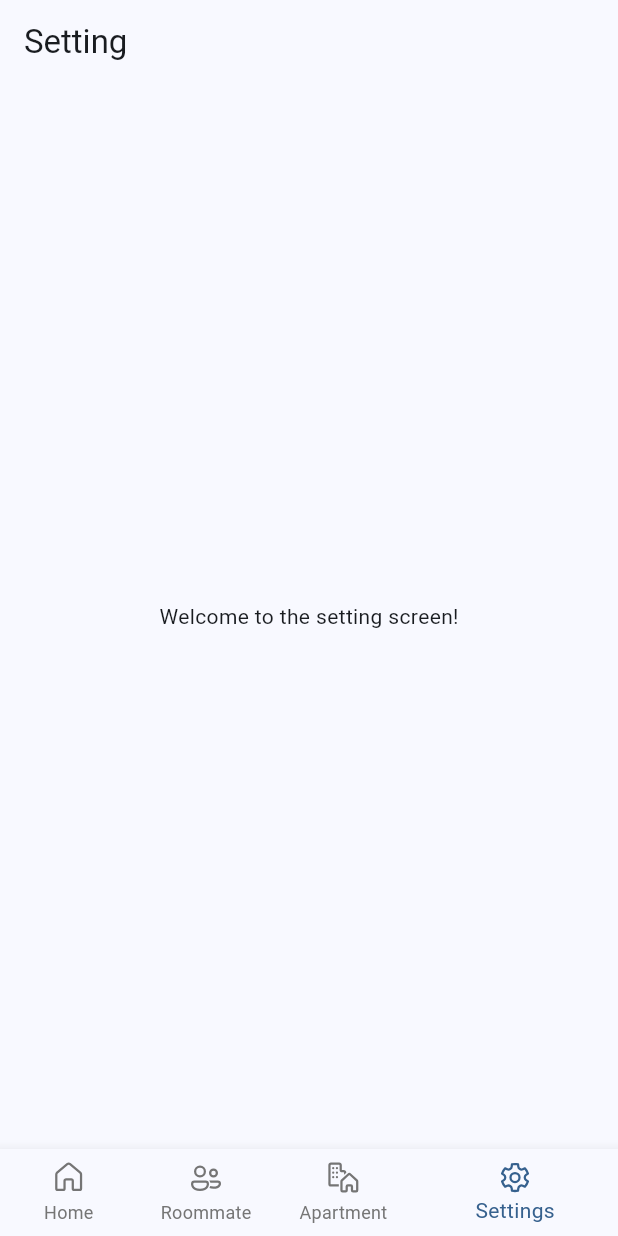
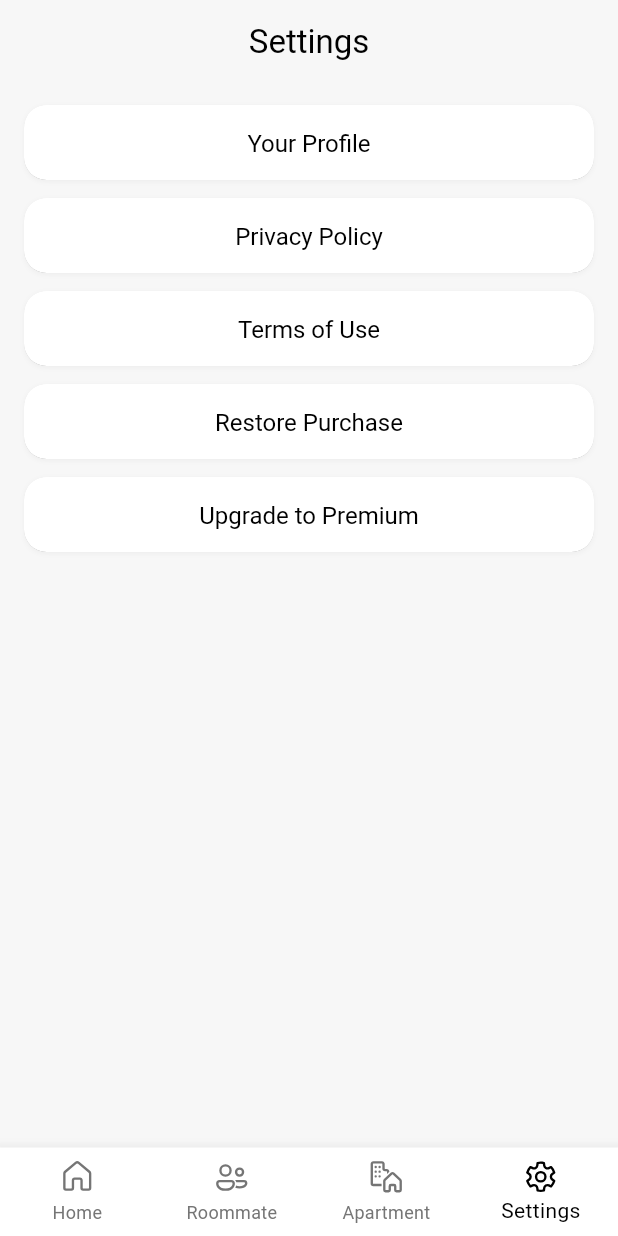
Before and after one commit to AndreasBardram/RoomFinder, a Flutter app: the MainScreen screen opened directly, item 4 of the bottom bar chosen, on a phone screen of 412 x 824 dp. Run offline on Flutter 3.47's test engine with Material 3 defaults, Android fonts, the phone set to English and light mode, and no system bars; our stand-ins replace cloud_firestore, firebase_auth, firebase_core, fluentui_system_icons; accounts and stored records are empty.

Commit message:
styles update

```diff
--- /dev/null
+++ b/room_finder/lib/components/custom_button.dart
@@ -0,0 +1,52 @@
+import 'package:flutter/material.dart';
+
+/// Common ElevatedButton style.
+ButtonStyle customElevatedButtonStyle() {
+  return ElevatedButton.styleFrom(
+    foregroundColor: Colors.black,     // Text color
+    backgroundColor: Colors.white,     // Button background color
+    shape: RoundedRectangleBorder(
+      borderRadius: BorderRadius.circular(15.0),
+    ),
+    padding: const EdgeInsets.symmetric(vertical: 15.0),
+    elevation: 2,
+  );
+}
+
+
+/// A reusable Setting Button that matches the look of your original custom SettingScreen.
+Widget customSettingButton({
+  required BuildContext context,
+  required String label,
+  required VoidCallback onPressed,
+}) {
+  return Container(
+    height: 50,
+    margin: const EdgeInsets.symmetric(vertical: 4),
+    decoration: BoxDecoration(
+      color: Colors.white,
+      borderRadius: BorderRadius.circular(15),
+      boxShadow: [
+        BoxShadow(
+          color: Colors.grey.withOpacity(0.1),
+          blurRadius: 2,
+          offset: const Offset(0, 1),
+        ),
+      ],
+    ),
+    child: ClipRRect(
+      borderRadius: BorderRadius.circular(15),
+      child: ElevatedButton(
+        onPressed: onPressed,
+        style: customElevatedButtonStyle(),
+        child: Text(
+          label,
+          style: Theme.of(context)
+              .textTheme
+              .headlineSmall
+              ?.copyWith(fontSize: 16, color: Colors.black),
+        ),
+      ),
+    ),
+  );
+}
--- a/room_finder/lib/screens/setting_screen.dart
+++ b/room_finder/lib/screens/setting_screen.dart
@@ -1,14 +1,61 @@
 import 'package:flutter/material.dart';
+import '../components/custom_button.dart'; // import your customSettingButton
 
 class SettingsScreen extends StatelessWidget {
   const SettingsScreen({Key? key}) : super(key: key);
 
-    @override
+  @override
   Widget build(BuildContext context) {
+    // Example layout matching your old style:
     return Scaffold(
-      appBar: AppBar(title: const Text('Setting')),
-      body: const Center(
-        child: Text('Welcome to the setting screen!'),
+      appBar: AppBar(
+        title: const Text('Settings'),
+        backgroundColor: const Color(0xFFF7F7F7),
+        elevation: 0,
+        centerTitle: true,
+      ),
+      body: Padding(
+        padding: const EdgeInsets.symmetric(horizontal: 16, vertical: 10),
+        child: Column(
+          crossAxisAlignment: CrossAxisAlignment.stretch,
+          children: [
+            customSettingButton(
+              context: context,
+              label: 'Your Profile',
+              onPressed: () {
+                // Optionally show a dialog:
+                // showDialog(
+                //   context: context,
+                //   builder: (_) => const CustomYourProfileDialog(),
+                // );
+              },
+            ),
+            const SizedBox(height: 4),
+            customSettingButton(
+              context: context,
+              label: 'Privacy Policy',
+              onPressed: () {},
+            ),
+            const SizedBox(height: 4),
+            customSettingButton(
+              context: context,
+              label: 'Terms of Use',
+              onPressed: () {},
+            ),
+            const SizedBox(height: 4),
+            customSettingButton(
+              context: context,
+              label: 'Restore Purchase',
+              onPressed: () {},
+            ),
+            const SizedBox(height: 4),
+            customSettingButton(
+              context: context,
+              label: 'Upgrade to Premium',
+              onPressed: () {},
+            ),
+          ],
+        ),
       ),
     );
   }
--- a/room_finder/lib/utils/navigation.dart
+++ b/room_finder/lib/utils/navigation.dart
@@ -8,7 +8,7 @@ import '../screens/setting_screen.dart';
 class MainScreen extends StatefulWidget {
   final int initialIndex;
 
-  const MainScreen({this.initialIndex = 0, Key? key}) : super(key: key);
+  const MainScreen({Key? key, this.initialIndex = 0}) : super(key: key);
 
   @override
   State<MainScreen> createState() => _MainScreenState();
@@ -16,6 +16,7 @@ class MainScreen extends StatefulWidget {
 
 class _MainScreenState extends State<MainScreen> {
   late int _currentIndex;
+  bool _isLoading = false;
 
   @override
   void initState() {
@@ -23,12 +24,7 @@ class _MainScreenState extends State<MainScreen> {
     _currentIndex = widget.initialIndex;
   }
 
-  void onTabTapped(int index) {
-    setState(() {
-      _currentIndex = index;
-    });
-  }
-
+  /// List of pages for each bottom nav item
   List<Widget> _buildScreens() {
     return const [
       HomeScreen(),
@@ -38,22 +34,58 @@ class _MainScreenState extends State<MainScreen> {
     ];
   }
 
+  /// Handle tab presses
+  void onTabTapped(int index) {
+    setState(() {
+      _currentIndex = index;
+    });
+  }
+
+  /// Optional function to show/hide loading overlay
+  void setLoading(bool loading) {
+    setState(() {
+      _isLoading = loading;
+    });
+  }
+
   @override
   Widget build(BuildContext context) {
     return Scaffold(
-      // Use IndexedStack to keep state in each tab
-      body: IndexedStack(
+      // A Stack so we can overlay a loading screen if needed
+      body: Stack(
+        children: [
+          // Keep each page's state with an IndexedStack
+          IndexedStack(
             index: _currentIndex,
             children: _buildScreens(),
           ),
-
-      // BottomNavigationBar with 4 items
-      bottomNavigationBar: BottomNavigationBar(
+          if (_isLoading)
+            Positioned.fill(
+              child: Container(
+                color: Colors.black.withOpacity(0.3),
+                child: const Center(
+                  child: CircularProgressIndicator(),
+                ),
+              ),
+            ),
+        ],
+      ),
+      // Show BottomNavigationBar unless loading is active
+      bottomNavigationBar: _isLoading
+          ? const SizedBox.shrink()
+          : BottomNavigationBar(
+              // Use fixed type so icons/labels don’t shift or resize
+              type: BottomNavigationBarType.fixed,
               currentIndex: _currentIndex,
               onTap: onTabTapped,
               showUnselectedLabels: true,
-        selectedItemColor: Theme.of(context).colorScheme.primary,
+              selectedItemColor: Colors.grey[1000],
               unselectedItemColor: Colors.grey[600],
+
+              // Force both selected & unselected icons to the same size
+              selectedIconTheme: const IconThemeData(size: 25),
+              unselectedIconTheme: const IconThemeData(size: 25),
+
               items: const [
                 BottomNavigationBarItem(
                   icon: Icon(FluentIcons.home_24_regular),
```
Also changed, not shown: room_finder/lib/main.dart (+42 -9 lines), room_finder/lib/screens/login_screen.dart (+23 -16 lines). Lines whose indentation alone changed are shown as unchanged.
